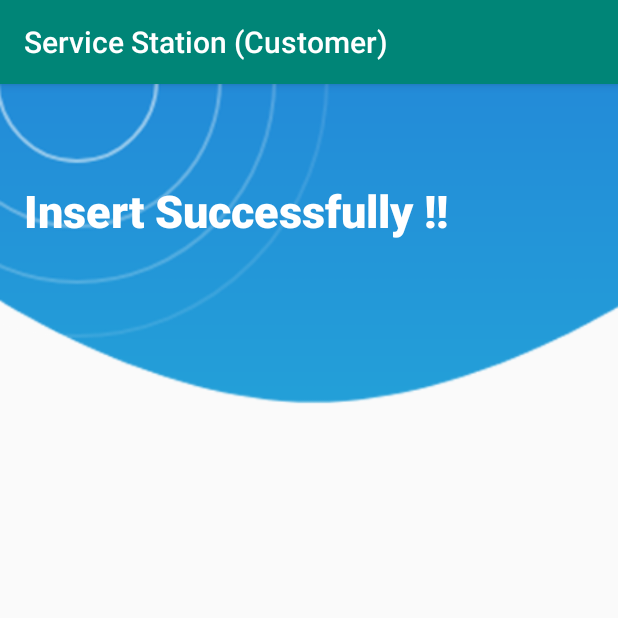
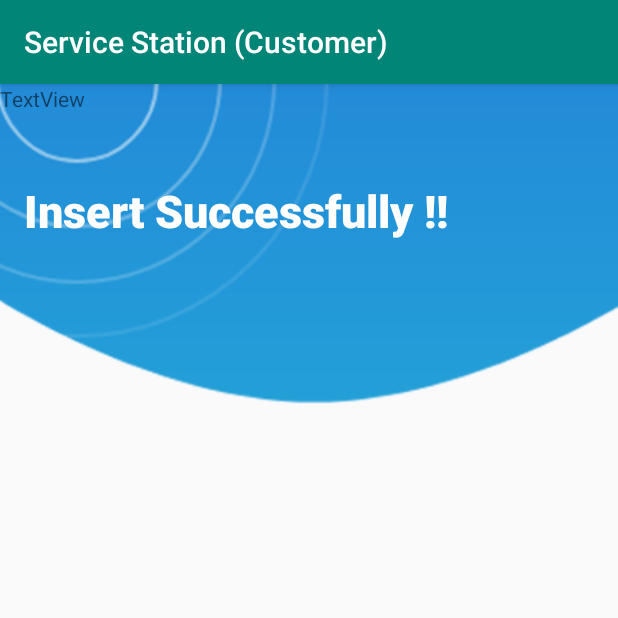
Before and after one commit to The-Alpha-x/MAD-vehicle-station-app, an Android app: the InsertSuccessFully screen opened directly, with no data from a screen before it, on a phone screen of 412 x 824 dp, the top half of it. Run offline under Robolectric (Android 15) with nearby library versions, the phone set to English and light mode, and no system bars.

Commit message:
add text view

```diff
--- a/app/src/main/res/layout/activity_insert_success_fully.xml
+++ b/app/src/main/res/layout/activity_insert_success_fully.xml
@@ -22,4 +22,12 @@
         app:layout_constraintHorizontal_bias="0.0"
         app:layout_constraintStart_toStartOf="parent"
         app:layout_constraintTop_toTopOf="parent" />
+
+    <TextView
+        android:id="@+id/textView7"
+        android:layout_width="wrap_content"
+        android:layout_height="wrap_content"
+        android:text="TextView"
+        tools:layout_editor_absoluteX="58dp"
+        tools:layout_editor_absoluteY="280dp" />
 </android.support.constraint.ConstraintLayout>
```
